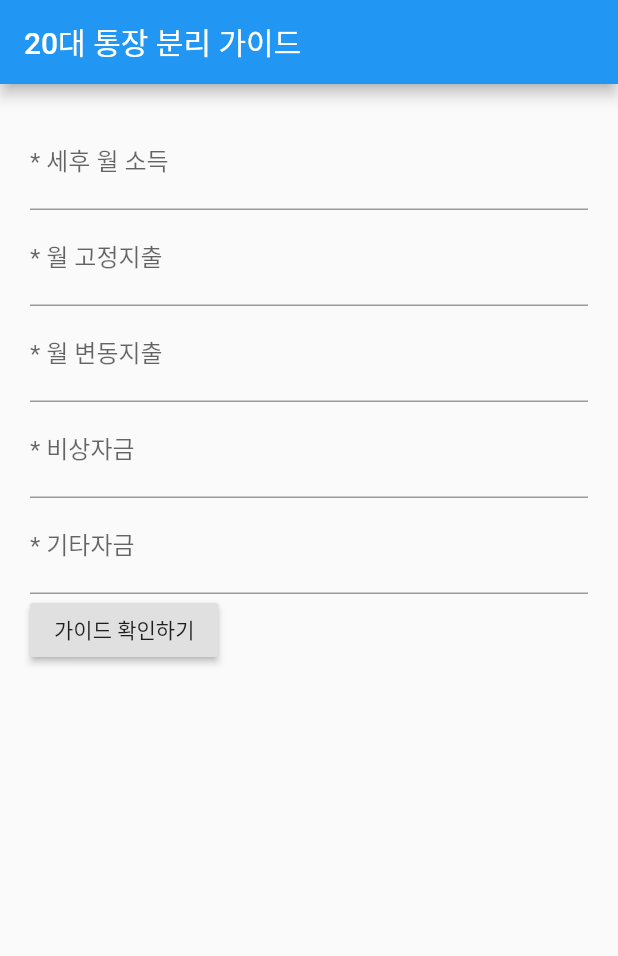
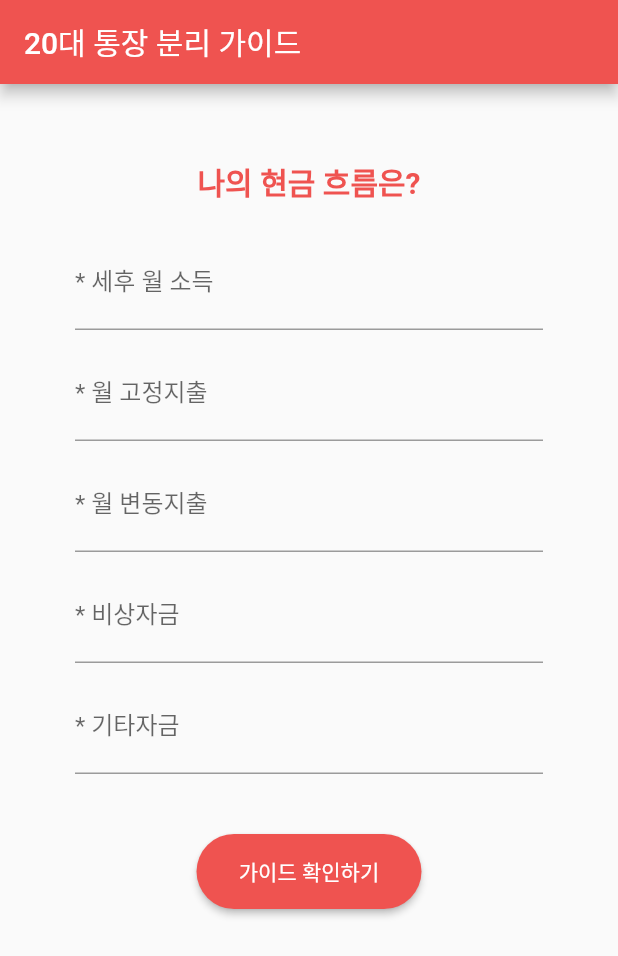
Before and after one commit to roseline124/cashflow-20, a Flutter app: the screen it shows after launch, on a phone screen of 412 x 824 dp. Shown: the top 956 px of the screen. Run offline on Flutter 3.47's test engine with Material 2 defaults, Android fonts, the phone set to English and light mode, and no system bars; our stand-ins replace charts_flutter, splashscreen.

Commit message:
Design Form Screen

```diff
--- a/lib/main.dart
+++ b/lib/main.dart
@@ -1,6 +1,8 @@
 import 'package:flutter/material.dart';
 import 'package:splashscreen/splashscreen.dart';
+
 import './cashflowGuide.dart';
+import 'widgets/SubmitButton.dart';
 
 void main() {
   runApp(CashFlow());
@@ -32,7 +34,7 @@ class CashFlow extends StatelessWidget {
     return MaterialApp(
       home: Scaffold(
         body: new SplashScreen(
-            seconds: 60 * 60,
+            seconds: 3,
             navigateAfterSeconds: new AfterSplash(),
             title: new Text(
               '귀여운 20대들의\n통장분리 가이드',
@@ -40,12 +42,13 @@ class CashFlow extends StatelessWidget {
               style: new TextStyle(fontWeight: FontWeight.bold, fontSize: 20.0),
             ),
             image: new Image.asset(
-              'static/images/launchImage.jpeg',
+              'static/images/launchImage.png',
               width: 150,
             ),
             photoSize: 100.0, // percent
             backgroundColor: Colors.white,
-            loaderColor: Colors.transparent),
+            loaderColor: Colors.blue,
+            loadingText: Text('잠시만 기다려주세요')),
       ),
     );
   }
@@ -55,6 +58,10 @@ class AfterSplash extends StatelessWidget {
   @override
   Widget build(BuildContext context) {
     return MaterialApp(
+      theme: ThemeData(
+        primaryColor: Colors.red[400],
+        accentColor: Colors.redAccent[400],
+      ),
       title: '20대 통장 분리 가이드',
       home: Scaffold(
         appBar: AppBar(title: Text('20대 통장 분리 가이드')),
@@ -91,13 +98,27 @@ class _CashFlowFormState extends State<CashFlowForm> {
   @override
   Widget build(BuildContext context) {
     return Container(
-        padding: EdgeInsets.all(20.0),
+        padding: EdgeInsets.all(50.0),
         child: Form(
             key: _cachFlowFormKey,
             child: Column(
                 crossAxisAlignment: CrossAxisAlignment.start,
                 children: <Widget>[
-                  TextFormField(
+                  Container(
+                    margin: EdgeInsets.only(bottom: 20),
+                    child: Center(
+                        child: Text(
+                      '나의 현금 흐름은?',
+                      style: TextStyle(
+                          color: Theme.of(context).primaryColor,
+                          fontSize: 20,
+                          fontWeight: FontWeight.bold),
+                    )),
+                  ),
+                  Padding(
+                    padding: EdgeInsets.only(bottom: 10),
+                    child: TextFormField(
+                      keyboardType: TextInputType.number,
                       decoration: getInputDecoration('세후 월 소득'),
                       validator: (value) {
                         int valueNumber = int.tryParse(value);
@@ -115,7 +136,11 @@ class _CashFlowFormState extends State<CashFlowForm> {
                         }
                       },
                     ),
-                  TextFormField(
+                  ),
+                  Padding(
+                    padding: const EdgeInsets.only(bottom: 10),
+                    child: TextFormField(
+                      keyboardType: TextInputType.number,
                       decoration: getInputDecoration('월 고정지출'),
                       validator: (value) => commonFieldValidator(value),
                       onSaved: (value) {
@@ -127,7 +152,11 @@ class _CashFlowFormState extends State<CashFlowForm> {
                         }
                       },
                     ),
-                  TextFormField(
+                  ),
+                  Padding(
+                    padding: const EdgeInsets.only(bottom: 10),
+                    child: TextFormField(
+                      keyboardType: TextInputType.number,
                       decoration: getInputDecoration('월 변동지출'),
                       validator: (value) => commonFieldValidator(value),
                       onSaved: (value) {
@@ -139,7 +168,11 @@ class _CashFlowFormState extends State<CashFlowForm> {
                         }
                       },
                     ),
-                  TextFormField(
+                  ),
+                  Padding(
+                    padding: const EdgeInsets.only(bottom: 10),
+                    child: TextFormField(
+                      keyboardType: TextInputType.number,
                       decoration: getInputDecoration('비상자금'),
                       validator: (value) => commonFieldValidator(value),
                       onSaved: (value) {
@@ -151,7 +184,11 @@ class _CashFlowFormState extends State<CashFlowForm> {
                         }
                       },
                     ),
-                  TextFormField(
+                  ),
+                  Padding(
+                    padding: const EdgeInsets.only(bottom: 40),
+                    child: TextFormField(
+                      keyboardType: TextInputType.number,
                       decoration: getInputDecoration('기타자금'),
                       validator: (value) => commonFieldValidator(value),
                       onSaved: (value) {
@@ -163,7 +200,10 @@ class _CashFlowFormState extends State<CashFlowForm> {
                         }
                       },
                     ),
-                  RaisedButton(
+                  ),
+                  Center(
+                      child: SubmitButton(
+                    label: '가이드 확인하기',
                     onPressed: () {
                       final form = _cachFlowFormKey.currentState;
                       if (_cachFlowFormKey.currentState.validate()) {
@@ -181,8 +221,7 @@ class _CashFlowFormState extends State<CashFlowForm> {
                         );
                       }
                     },
-                    child: Text('가이드 확인하기'),
-                  )
+                  ))
                 ])));
   }
 }
--- /dev/null
+++ b/lib/widgets/SubmitButton.dart
@@ -0,0 +1,21 @@
+import 'package:flutter/material.dart';
+
+class SubmitButton extends StatelessWidget {
+  const SubmitButton({@required this.onPressed, this.label});
+
+  final void Function() onPressed;
+  final String label;
+
+  @override
+  Widget build(BuildContext context) {
+    return MaterialButton(
+      minWidth: 150,
+      height: 50,
+      shape: StadiumBorder(),
+      color: Theme.of(context).primaryColor,
+      textColor: Colors.white,
+      onPressed: onPressed,
+      child: Text(label),
+    );
+  }
+}
```
Also changed, not shown: lib/fundMoneyFlow.dart (+32 -10 lines), static/images/launchImage.jpeg (deleted), static/images/launchImage.png (added), static/images/launchImage2.png (added). Lines whose indentation alone changed are shown as unchanged.
